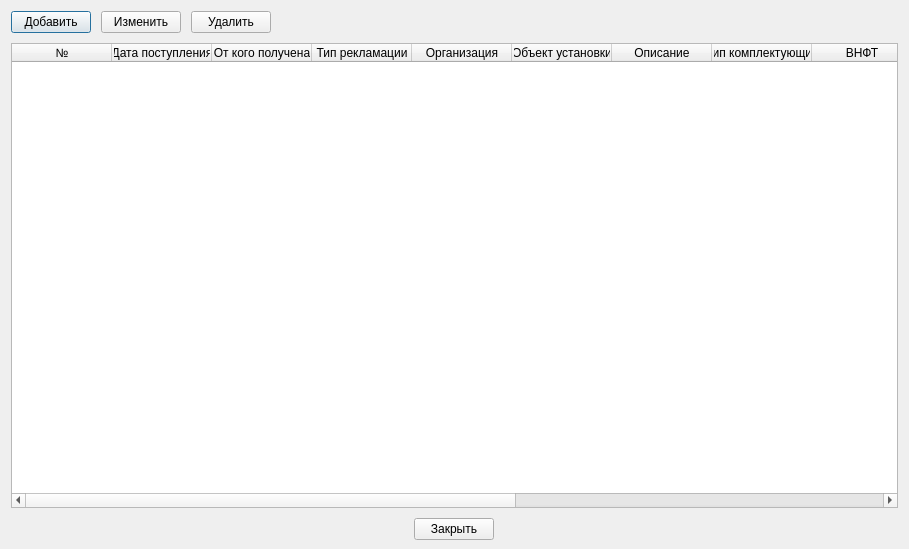
Before: the Qt Designer form Remont/claimwindow.ui in AlexeyScherbakov2021/Remont2, drawn with Qt 5.
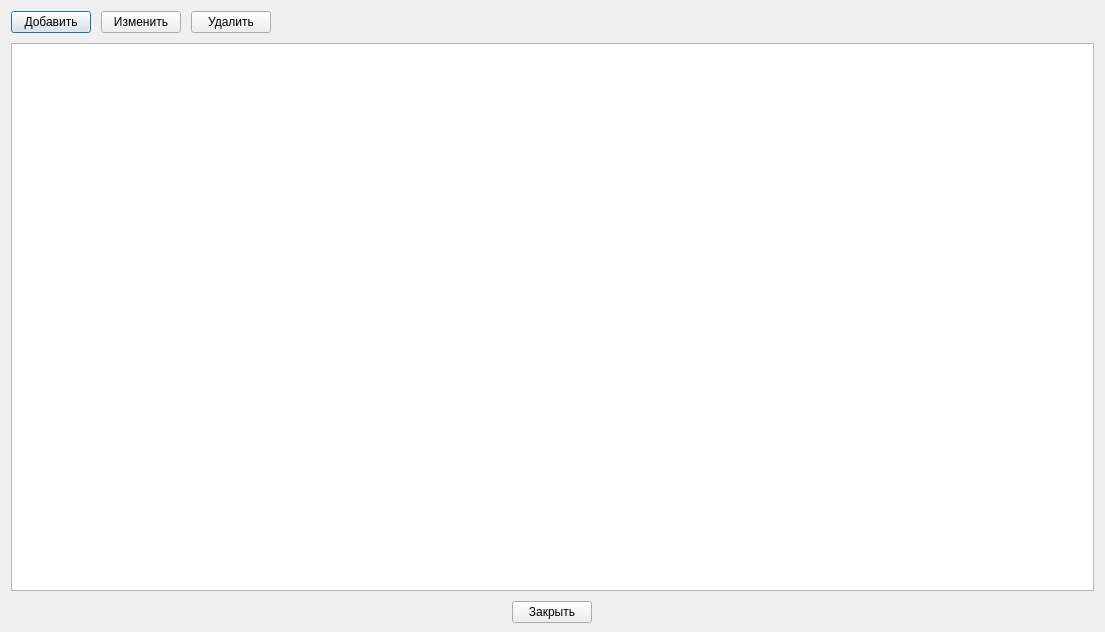
After: the same form once the commit is applied. Icons and pictures are not drawn.

Patch:
```diff
--- a/Remont/claimwindow.ui
+++ b/Remont/claimwindow.ui
@@ -6,8 +6,8 @@
    <rect>
     <x>0</x>
     <y>0</y>
-    <width>909</width>
-    <height>549</height>
+    <width>1105</width>
+    <height>632</height>
    </rect>
   </property>
   <property name="windowTitle">
@@ -67,7 +67,7 @@
     </layout>
    </item>
    <item>
-    <widget class="QTableWidget" name="twClaim">
+    <widget class="QTableView" name="twClaim">
      <property name="editTriggers">
       <set>QAbstractItemView::EditTrigger::NoEditTriggers</set>
      </property>
@@ -80,76 +80,12 @@
      <property name="selectionBehavior">
       <enum>QAbstractItemView::SelectionBehavior::SelectRows</enum>
      </property>
-     <column>
-      <property name="text">
-       <string>№</string>
-      </property>
-     </column>
-     <column>
-      <property name="text">
-       <string>Дата поступления</string>
-      </property>
-     </column>
-     <column>
-      <property name="text">
-       <string>От кого получена</string>
-      </property>
-     </column>
-     <column>
-      <property name="text">
-       <string>Тип рекламации</string>
-      </property>
-     </column>
-     <column>
-      <property name="text">
-       <string>Организация</string>
-      </property>
-     </column>
-     <column>
-      <property name="text">
-       <string>Объект установки</string>
-      </property>
-     </column>
-     <column>
-      <property name="text">
-       <string>Описание</string>
-      </property>
-     </column>
-     <column>
-      <property name="text">
-       <string>Тип комплектующих</string>
-      </property>
-     </column>
-     <column>
-      <property name="text">
-       <string>ВНФТ</string>
-      </property>
-     </column>
-     <column>
-      <property name="text">
-       <string>Тип оборудования</string>
-      </property>
-     </column>
-     <column>
-      <property name="text">
-       <string>№ модуля</string>
-      </property>
-     </column>
-     <column>
-      <property name="text">
-       <string>№ модуля замены</string>
-      </property>
-     </column>
-     <column>
-      <property name="text">
-       <string>№ оборудования</string>
-      </property>
-     </column>
-     <column>
-      <property name="text">
-       <string>Дата отгрузки</string>
-      </property>
-     </column>
+     <attribute name="horizontalHeaderStretchLastSection">
+      <bool>true</bool>
+     </attribute>
+     <attribute name="verticalHeaderDefaultSectionSize">
+      <number>24</number>
+     </attribute>
     </widget>
    </item>
    <item alignment="Qt::AlignmentFlag::AlignHCenter">
```
